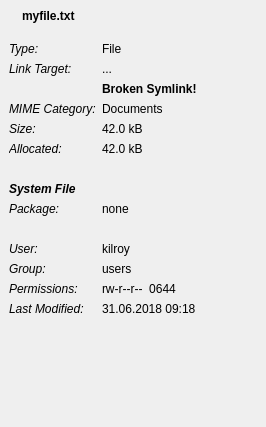
Old version of the form src/file-details-view.ui in the repository shundhammer/qdirstat.
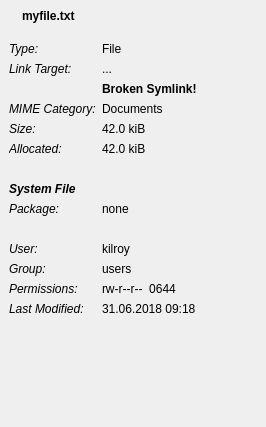
New version of the form. Icons and pictures are not drawn. Custom widgets are drawn as their Qt base class.

```diff
--- a/src/file-details-view.ui
+++ b/src/file-details-view.ui
@@ -127,7 +127,7 @@
         <item row="4" column="1">
          <widget class="QDirStat::FileSizeLabel" name="fileSizeLabel">
           <property name="text">
-           <string>42.0 kB</string>
+           <string>42.0 kiB</string>
           </property>
          </widget>
         </item>
@@ -272,7 +272,7 @@
         <item row="5" column="1">
          <widget class="QDirStat::FileSizeLabel" name="fileAllocatedLabel">
           <property name="text">
-           <string>42.0 kB</string>
+           <string>42.0 kiB</string>
           </property>
          </widget>
         </item>
```
Left out of the diff: 12 changed lines with no effect on the pictures.
